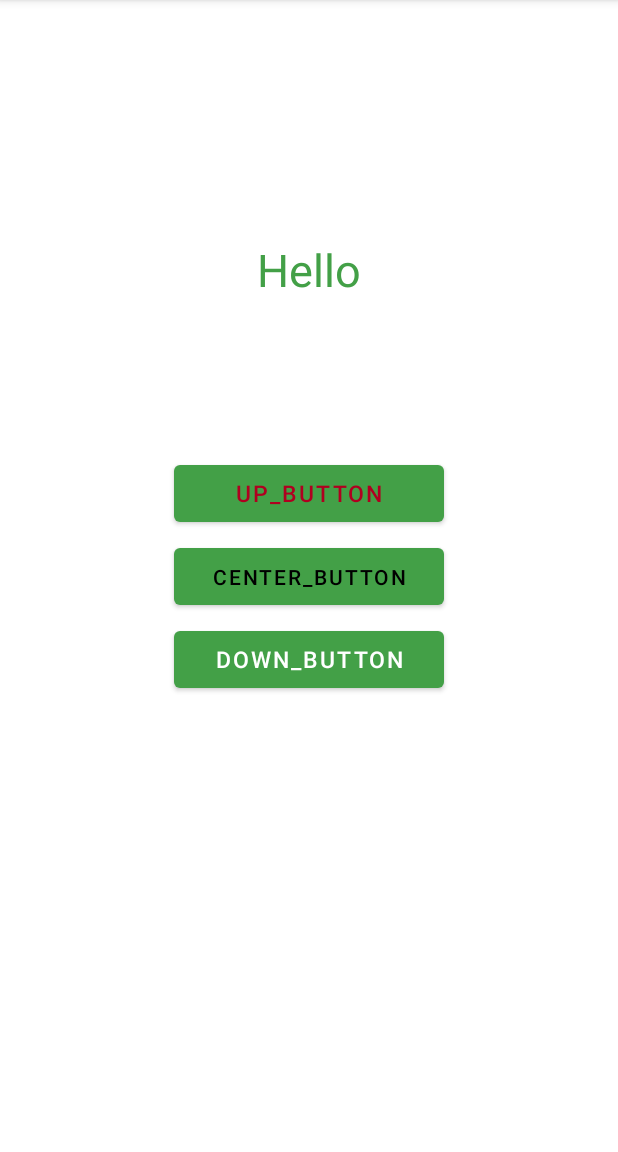
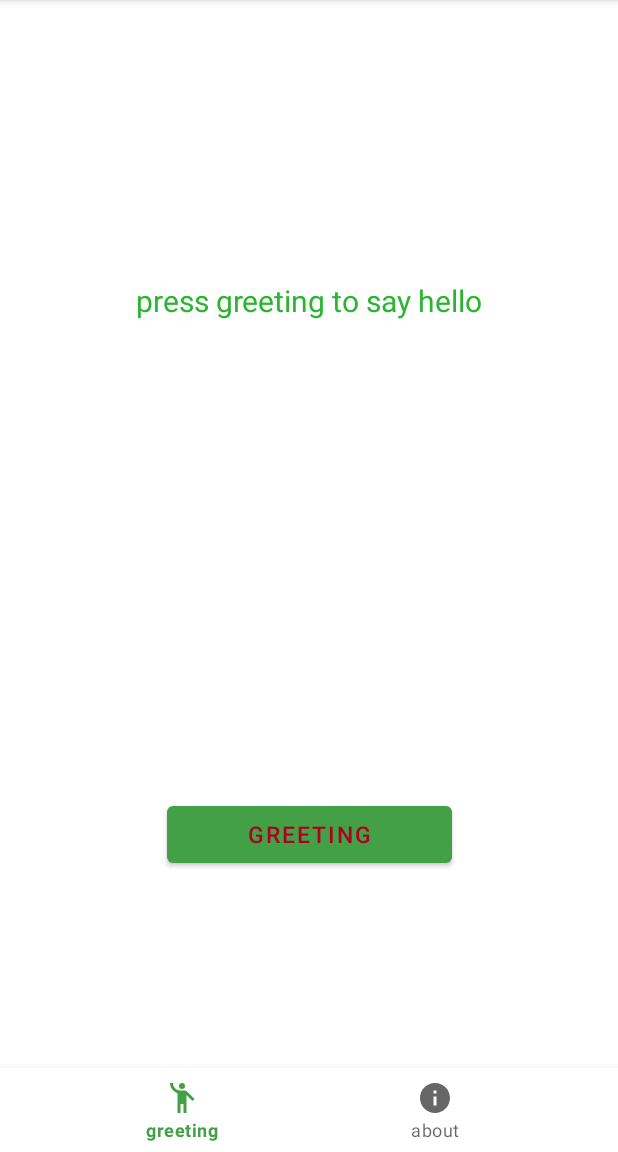
Before and after one commit to IlyaVern/FinalAttestation, an Android app: the screen it shows after launch (MainActivity), on a phone screen of 412 x 824 dp, the part 84-1236 px from its top. Run offline under Robolectric (Android 15) with nearby library versions, the phone set to English and light mode, and no system bars.

Commit message:
“SR10”

```diff
--- a/app/build.gradle
+++ b/app/build.gradle
@@ -37,6 +37,8 @@ dependencies {
     implementation 'androidx.appcompat:appcompat:1.2.0'
     implementation 'com.google.android.material:material:1.3.0'
     implementation 'androidx.constraintlayout:constraintlayout:2.0.4'
+    implementation 'androidx.legacy:legacy-support-v4:1.0.0'
+    implementation 'androidx.fragment:fragment:1.3.2'
     testImplementation 'junit:junit:4.+'
     androidTestImplementation 'androidx.test.ext:junit:1.1.2'
     androidTestImplementation 'androidx.test.espresso:espresso-core:3.3.0'
--- /dev/null
+++ b/app/src/main/java/ilya/vern/myappvern/GreetingFragment.kt
@@ -0,0 +1,28 @@
+package ilya.vern.myappvern
+
+import android.os.Bundle
+import androidx.fragment.app.Fragment
+import android.view.LayoutInflater
+import android.view.View
+import android.view.ViewGroup
+import android.widget.Button
+import android.widget.TextView
+
+
+class GreetingFragment : Fragment() {
+
+    lateinit var greetingTextView: TextView
+
+    override fun onCreateView(
+        inflater: LayoutInflater, container: ViewGroup?,
+        savedInstanceState: Bundle?
+    ): View? {
+
+        val view =  inflater.inflate(R.layout.fragment_greeting, container, false)
+
+        greetingTextView = view.findViewById(R.id.greeting_text_view)
+
+
+        return view
+    }
+}
--- a/app/src/main/java/ilya/vern/myappvern/MainActivity.kt
+++ b/app/src/main/java/ilya/vern/myappvern/MainActivity.kt
@@ -5,47 +5,70 @@ import android.os.Bundle
 import android.util.Log
 import android.widget.Button
 import android.widget.TextView
+import androidx.fragment.app.Fragment
+import com.google.android.material.bottomnavigation.BottomNavigationMenu
+import com.google.android.material.bottomnavigation.BottomNavigationView
 
-const val TAG = "MainActivity"
 
 class MainActivity : AppCompatActivity() {
+
+    lateinit var greetingButton: Button
+    lateinit var bottomNavigationMenu: BottomNavigationView
+
 
     override fun onCreate(savedInstanceState: Bundle?) {
         super.onCreate(savedInstanceState)
         setContentView(R.layout.activity_main)
+        greetingButton = findViewById(R.id.greeting_button)
+        bottomNavigationMenu = findViewById(R.id.bottom_navigation)
+
+        bottomNavigationMenu.setOnNavigationItemSelectedListener { item->
+            var fragment: Fragment? = null
+            when (item.itemId) {
+                R.id.greeting -> {
+                    fragment = GreetingFragment()
+                }
+                R.id.about -> {
+                    fragment = HelloFragment()
+                }
+            }
+            replaceFragment(fragment!!)
+
+            true
+        }
+
+        val greetingFragment = GreetingFragment()
+        val helloFragment = HelloFragment()
+
+        supportFragmentManager
+            .beginTransaction()
+            .replace(R.id.greeting_container,greetingFragment)
+            .commit()
+
+        greetingButton.setOnClickListener{
+            val fragment =
+                when (supportFragmentManager.findFragmentById(R.id.greeting_container)) {
+                    is GreetingFragment -> helloFragment
+                    is HelloFragment -> greetingFragment
+                    else -> greetingFragment
+
+                }
+
+            supportFragmentManager
+                .beginTransaction()
+                .replace(R.id.greeting_container,fragment)
+                .commit()
+        }
 
 
-        Log.d(TAG, "Ты видел деву на скале")
+
 
     }
+    fun replaceFragment(fragment: Fragment){
+        supportFragmentManager
+            .beginTransaction()
+            .replace(R.id.greeting_container,fragment)
+            .commit()
 
-    override fun onStart() {
-        super.onStart()
-        Log.d(TAG, "В одежде белой над волнами")
-    }
-
-    override fun onResume() {
-        super.onResume()
-        Log.d(TAG, "Когда, бушуя в бурной мгле")
-    }
-
-    override fun onPause() {
-        super.onPause()
-        Log.d(TAG, "Играло море с берегами")
-    }
-
-    override fun onStop() {
-        super.onStop()
-        Log.d(TAG, "Когда луч молний озарял")
-    }
-
-    override fun onRestart() {
-        super.onRestart()
-        Log.d(TAG, "Ее всечасно блеском алым")
-    }
-
-    override fun onDestroy() {
-        super.onDestroy()
-        Log.d(TAG, "Ее всечасно блеском алым")
     }
 }
--- /dev/null
+++ b/app/src/main/res/drawable/about_icon.xml
@@ -0,0 +1,10 @@
+<vector xmlns:android="http://schemas.android.com/apk/res/android"
+    android:width="24dp"
+    android:height="24dp"
+    android:viewportWidth="24"
+    android:viewportHeight="24"
+    android:tint="?attr/colorControlNormal">
+  <path
+      android:fillColor="@android:color/white"
+      android:pathData="M12,2C6.48,2 2,6.48 2,12s4.48,10 10,10 10,-4.48 10,-10S17.52,2 12,2zM13,17h-2v-6h2v6zM13,9h-2L11,7h2v2z"/>
+</vector>
--- /dev/null
+++ b/app/src/main/res/drawable/greeting_icon.xml
@@ -0,0 +1,13 @@
+<vector xmlns:android="http://schemas.android.com/apk/res/android"
+    android:width="24dp"
+    android:height="24dp"
+    android:viewportWidth="24"
+    android:viewportHeight="24"
+    android:tint="?attr/colorControlNormal">
+  <path
+      android:fillColor="@android:color/white"
+      android:pathData="M12,4m-2,0a2,2 0,1 1,4 0a2,2 0,1 1,-4 0"/>
+  <path
+      android:fillColor="@android:color/white"
+      android:pathData="M15.89,8.11C15.5,7.72 14.83,7 13.53,7c-0.21,0 -1.42,0 -2.54,0C8.24,6.99 6,4.75 6,2H4c0,3.16 2.11,5.84 5,6.71V22h2v-6h2v6h2V10.05L18.95,14l1.41,-1.41L15.89,8.11z"/>
+</vector>
--- a/app/src/main/res/layout/activity_main.xml
+++ b/app/src/main/res/layout/activity_main.xml
@@ -6,47 +6,31 @@
     android:layout_height="match_parent"
     tools:context=".MainActivity">
 
-    <TextView
-        android:id="@+id/textView"
-        android:layout_width="wrap_content"
-        android:layout_height="wrap_content"
-        android:text="@string/hello"
-        app:layout_constraintBottom_toTopOf="@+id/center_button"
-        app:layout_constraintEnd_toEndOf="parent"
+    <androidx.fragment.app.FragmentContainerView
+        android:id="@+id/greeting_container"
+        android:layout_width="match_parent"
+        android:layout_height="400dp"
         app:layout_constraintStart_toStartOf="parent"
         app:layout_constraintTop_toTopOf="parent" />
 
+    <com.google.android.material.bottomnavigation.BottomNavigationView
+        android:id="@+id/bottom_navigation"
+        android:layout_width="match_parent"
+        android:layout_height="wrap_content"
+        app:layout_constraintBottom_toBottomOf="parent"
+        app:menu="@menu/bottom_menu"
+        tools:layout_editor_absoluteX="0dp" />
+
     <Button
-        android:id="@+id/center_button"
-        android:layout_width="180sp"
+        android:id="@+id/greeting_button"
+        style="@style/Theme.MyAppVern.Up_Button"
+        android:layout_width="190sp"
         android:layout_height="50sp"
-        android:text="center_button"
-        app:layout_constraintBottom_toBottomOf="parent"
+        android:text="greeting"
+        app:layout_constraintBottom_toTopOf="@+id/bottom_navigation"
         app:layout_constraintEnd_toEndOf="parent"
         app:layout_constraintStart_toStartOf="parent"
-        app:layout_constraintTop_toTopOf="parent" />
-
-    <Button
-        style="@style/Theme.MyAppVern.Down_Button"
-        android:id="@+id/down_button"
-        android:layout_width="180sp"
-        android:layout_height="50sp"
-        android:layout_marginTop="5sp"
-        android:text="down_button"
-        app:layout_constraintEnd_toEndOf="parent"
-        app:layout_constraintStart_toStartOf="parent"
-        app:layout_constraintTop_toBottomOf="@+id/center_button" />
-
-    <Button
-        style="@style/Theme.MyAppVern.Up_Button"
-        android:id="@+id/up_button"
-        android:layout_width="180sp"
-        android:layout_height="50sp"
-        android:layout_marginBottom="5sp"
-        android:text="up_button"
-        app:layout_constraintBottom_toTopOf="@+id/center_button"
-        app:layout_constraintEnd_toEndOf="parent"
-        app:layout_constraintStart_toStartOf="parent" />
+        app:layout_constraintTop_toBottomOf="@+id/greeting_container" />
 
 
 </androidx.constraintlayout.widget.ConstraintLayout>
--- /dev/null
+++ b/app/src/main/res/layout/fragment_greeting.xml
@@ -0,0 +1,20 @@
+<?xml version="1.0" encoding="utf-8"?>
+<androidx.constraintlayout.widget.ConstraintLayout xmlns:android="http://schemas.android.com/apk/res/android"
+    xmlns:app="http://schemas.android.com/apk/res-auto"
+    xmlns:tools="http://schemas.android.com/tools"
+    android:layout_width="match_parent"
+    android:layout_height="match_parent"
+    tools:context=".GreetingFragment">
+
+    <TextView
+        android:id="@+id/greeting_text_view"
+        android:layout_width="wrap_content"
+        android:layout_height="wrap_content"
+        android:text="press greeting to say hello"
+        app:layout_constraintBottom_toBottomOf="parent"
+        app:layout_constraintEnd_toEndOf="parent"
+        app:layout_constraintStart_toStartOf="parent"
+        app:layout_constraintTop_toTopOf="parent" />
+
+
+</androidx.constraintlayout.widget.ConstraintLayout>
--- /dev/null
+++ b/app/src/main/res/menu/bottom_menu.xml
@@ -0,0 +1,13 @@
+<?xml version="1.0" encoding="utf-8"?>
+<menu xmlns:android="http://schemas.android.com/apk/res/android">
+
+    <item android:title="@string/greeting"
+        android:id="@+id/greeting"
+        android:icon="@drawable/greeting_icon"/>
+
+    <item android:title="@string/about"
+        android:id="@+id/about"
+        android:icon="@drawable/about_icon"/>
+
+
+</menu>
--- a/app/src/main/res/values/strings.xml
+++ b/app/src/main/res/values/strings.xml
@@ -3,4 +3,8 @@
     <string name="helloworld">HelloWorld</string>
     <string name="new_text">new_text</string>
     <string name="hello">Hello</string>
+    <!-- TODO: Remove or change this placeholder text -->
+    <string name="hello_blank_fragment">Hello blank fragment</string>
+    <string name="greeting">greeting</string>
+    <string name="about">about</string>
 </resources>
--- a/app/src/main/res/values/themes.xml
+++ b/app/src/main/res/values/themes.xml
@@ -3,7 +3,7 @@
     <style name="Theme.MyAppVern" parent="Theme.MaterialComponents.DayNight.DarkActionBar">
         <!-- Primary brand color. -->
         <item name="colorPrimary">#43A047</item>
-        <item name="colorPrimaryVariant">#43A047</item>
+        <item name="colorPrimaryVariant">#29B52F</item>
         <item name="colorOnPrimary">@color/black</item>
         <!-- Secondary brand color. -->
         <item name="colorSecondary">@color/teal_200</item>
@@ -16,8 +16,8 @@
 
     </style>
     <style name="Theme.MyAppVern.TextView" parent="Widget.MaterialComponents.TextView">
-        <item name="android:textSize">30sp</item>
-        <item name="android:textColor">#43A047</item>
+        <item name="android:textSize">20sp</item>
+        <item name="android:textColor">#29B52F</item>
     </style>
 
     <style name ="Theme.MyAppVern.Down_Button" parent="Widget.MaterialComponents.Button">
```
Also changed, not shown: app/src/main/java/ilya/vern/myappvern/HelloFragment.kt (added, +29 -0 lines), app/src/main/res/layout/fragment_hello.xml (added, +20 -0 lines).
